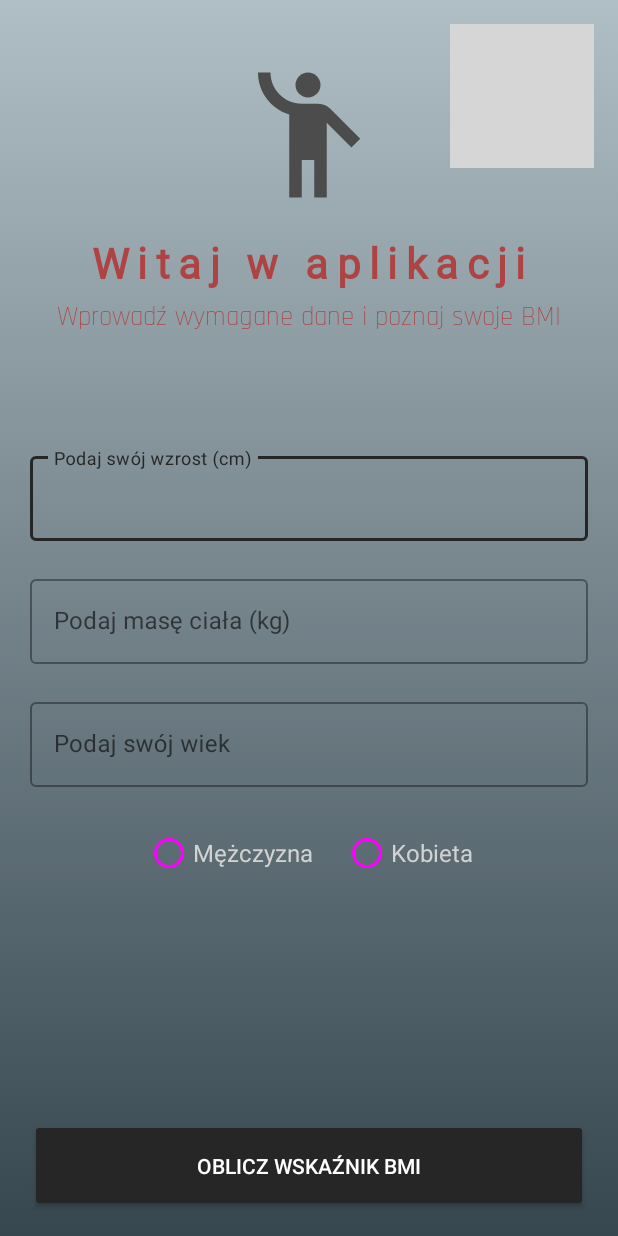
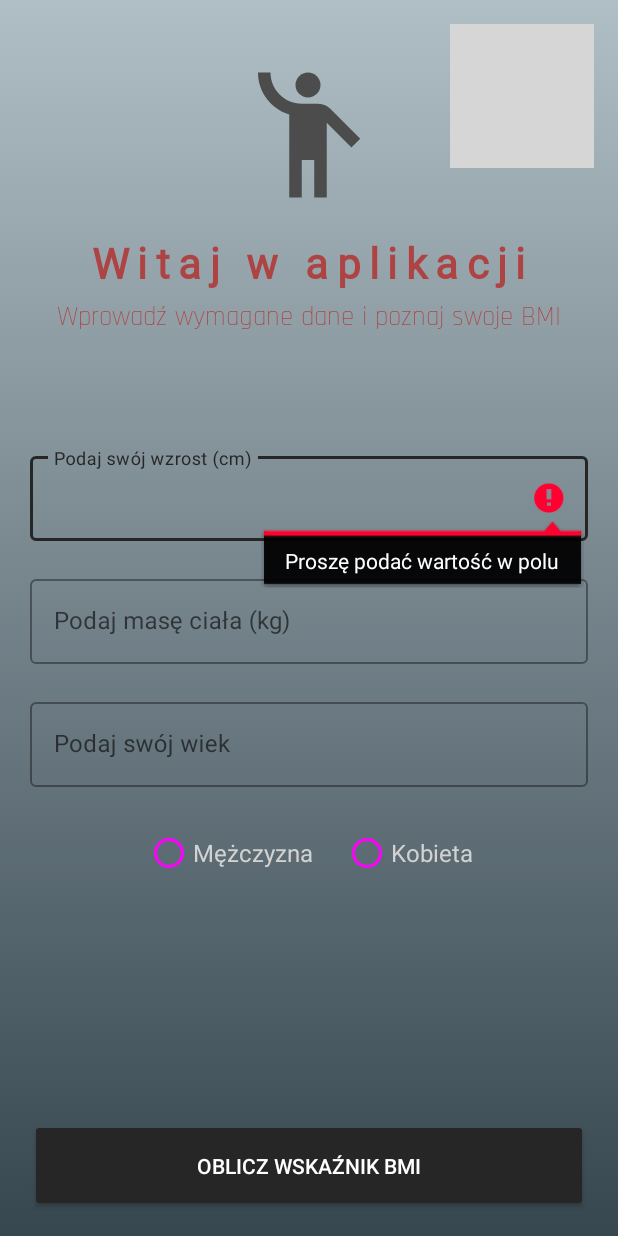
Before and after one commit to mateuszkonecki/BmiCalculatorApp, an Android app: the screen it shows after launch (HomeActivity), after a tap on "OBLICZ WSKAŹNIK BMI", on a phone screen of 412 x 824 dp. Run offline under Robolectric (Android 15) with nearby library versions, the light colour scheme and no system bars; 1 statement that could not run was skipped; grey boxes are pictures that could not be loaded.

Commit message:
BMI Calculator

```diff
--- a/app/src/main/java/pl/mateuszkonecki/bmicalculator/HomeActivity.java
+++ b/app/src/main/java/pl/mateuszkonecki/bmicalculator/HomeActivity.java
@@ -53,14 +53,22 @@ public class HomeActivity extends AppCompatActivity {
                 String weight = weightET.getText().toString();
                 String age = ageET.getText().toString();
 
-                if(height.isEmpty() || weight.isEmpty() || age.isEmpty()) {
-                    Toast.makeText(HomeActivity.this, getResources().getString(R.string.toast_alert), Toast.LENGTH_LONG).show();
-                } else if(height.contains(".") || weight.contains(".") || age.contains(".")) {
-                    Toast.makeText(HomeActivity.this, getResources().getString(R.string.dot_alert_toast), Toast.LENGTH_LONG).show();
+                if(height.isEmpty()) {
+                    heightET.setError(getResources().getString(R.string.toast_alert));
+                } else if(weight.isEmpty()) {
+                    weightET.setError(getResources().getString(R.string.toast_alert));
+                } else if(age.isEmpty()) {
+                    ageET.setError(getResources().getString(R.string.toast_alert));
+                } else if(height.contains(".")) {
+                    heightET.setError(getResources().getString(R.string.dot_alert_toast));
+                } else if(weight.contains(".")) {
+                    weightET.setError(getResources().getString(R.string.dot_alert_toast));
+                } else if(age.contains(".")) {
+                    ageET.setError(getResources().getString(R.string.dot_alert_toast));
                 } else {
                     int ageInt = Integer.parseInt(age);
                     if(ageInt < 1) {
-                        Toast.makeText(HomeActivity.this, getResources().getString(R.string.age_alert_toast), Toast.LENGTH_LONG).show();
+                        ageET.setError(getResources().getString(R.string.age_alert_toast));
                     } else {
                         Intent intent = new Intent(HomeActivity.this, ResultActivity.class);
 
@@ -68,13 +76,14 @@ public class HomeActivity extends AppCompatActivity {
                         selectedGender = findViewById(selectedRadioId);
 
                         if(selectedRadioId == -1) {
-                            Toast.makeText(HomeActivity.this, getResources().getString(R.string.toast_alert), Toast.LENGTH_LONG).show();
+                            Toast.makeText(HomeActivity.this, getResources().getString(R.string.toast_select_alert), Toast.LENGTH_SHORT).show();
                         } else {
                             intent.putExtra(HEIGHT_KEY, height);
                             intent.putExtra(WEIGHT_KEY, weight);
                             intent.putExtra(AGE_KEY, age);
                             intent.putExtra(GENDER_KEY, selectedGender.getText().toString());
                             startActivity(intent);
+                            overridePendingTransition(R.anim.slide_in_right, R.anim.slide_out_left);
                         }
                     }
                 }
--- a/app/src/main/java/pl/mateuszkonecki/bmicalculator/ResultActivity.java
+++ b/app/src/main/java/pl/mateuszkonecki/bmicalculator/ResultActivity.java
@@ -546,7 +546,13 @@ public class ResultActivity extends AppCompatActivity {
             @Override
             public void onClick(View view) {
                 finish();
+                overridePendingTransition(R.anim.slide_in_left, R.anim.slide_out_right);
             }
         });
     }
+
+    public void onBackPressed() {
+        super.onBackPressed();
+        overridePendingTransition(R.anim.slide_in_left, R.anim.slide_out_right);
+    }
 }
--- /dev/null
+++ b/app/src/main/res/anim/slide_in_right.xml
@@ -0,0 +1,7 @@
+<?xml version="1.0" encoding="utf-8"?>
+<set xmlns:android="http://schemas.android.com/apk/res/android">
+    <translate
+        android:duration="450"
+        android:fromXDelta="100%"
+        android:toXDelta="0" />
+</set>
--- /dev/null
+++ b/app/src/main/res/anim/slide_out_left.xml
@@ -0,0 +1,7 @@
+<?xml version="1.0" encoding="utf-8"?>
+<set xmlns:android="http://schemas.android.com/apk/res/android">
+    <translate
+        android:duration="450"
+        android:fromXDelta="0"
+        android:toXDelta="-100%" />
+</set>
--- a/app/src/main/res/values/strings.xml
+++ b/app/src/main/res/values/strings.xml
@@ -8,7 +8,8 @@
     <string name="height_hint">Podaj swój wzrost (cm)</string>
     <string name="weight_hint">Podaj masę ciała (kg)</string>
     <string name="button_calculate_text">Oblicz wskaźnik BMI</string>
-    <string name="toast_alert">Proszę podać wartości w polach</string>
+    <string name="toast_alert">Proszę podać wartość w polu</string>
+    <string name="toast_select_alert">Proszę wybrać płeć</string>
     <string name="age_hint">Podaj swój wiek</string>
     <string name="RadioMaleText">Mężczyzna</string>
     <string name="RadioFemaleText">Kobieta</string>
```
Also changed, not shown: app/src/main/res/anim/slide_in_left.xml (added, +7 -0 lines), app/src/main/res/anim/slide_out_right.xml (added, +7 -0 lines), 1 other file.
